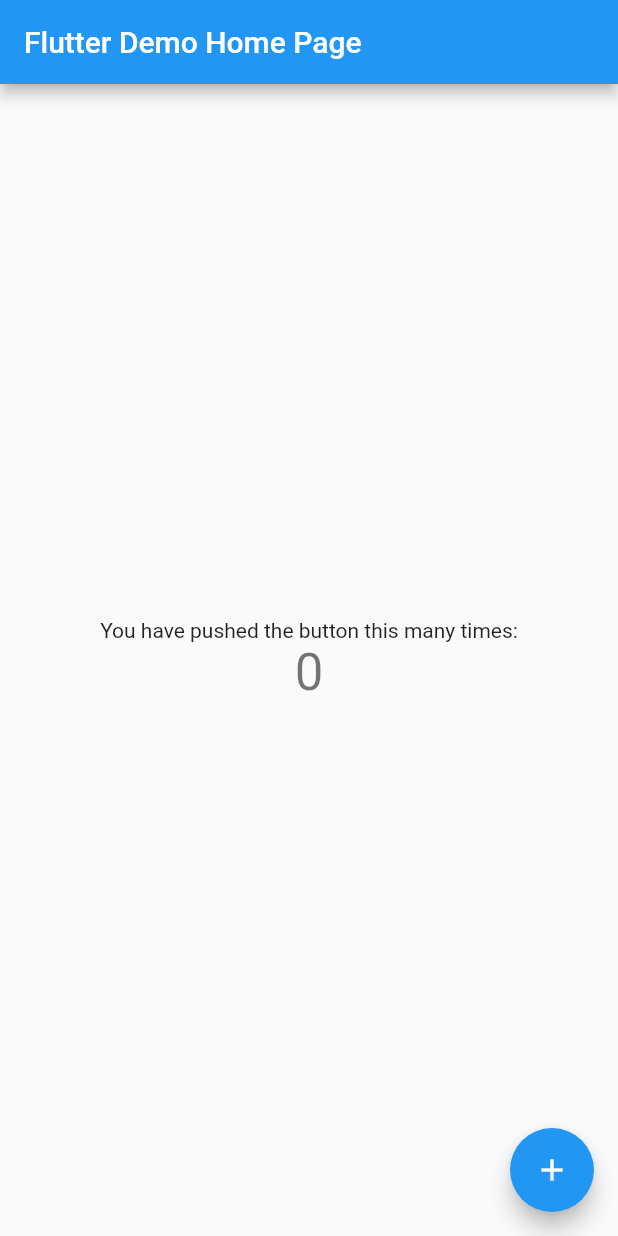
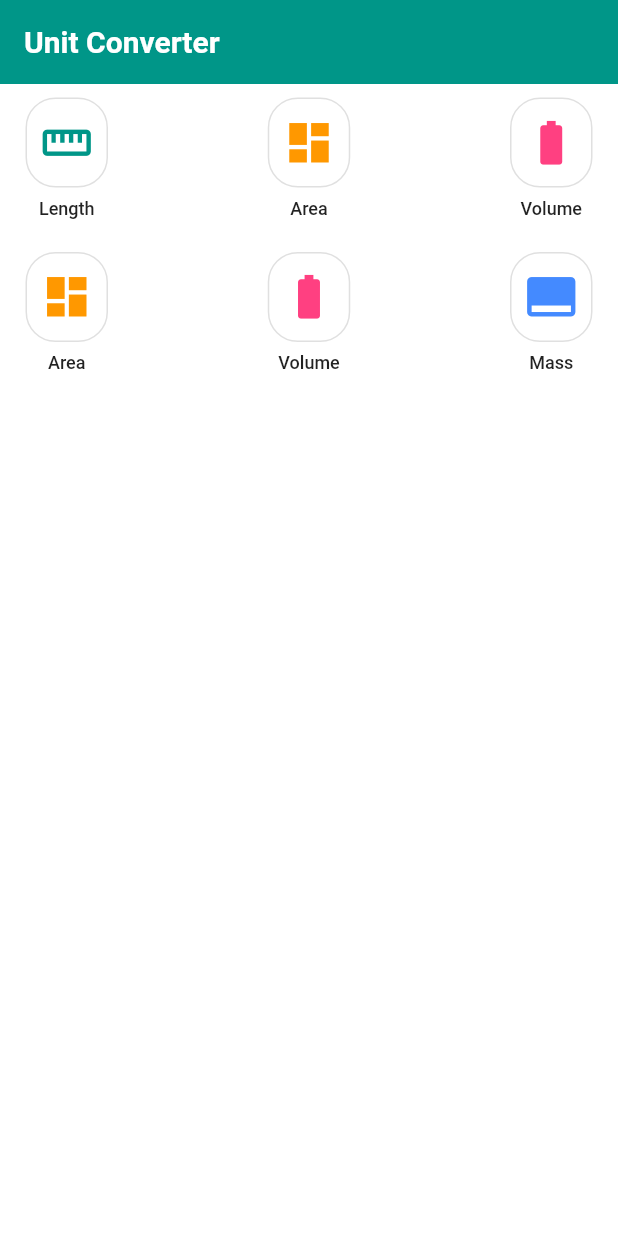
Before and after one commit to dickyboKa/Unit_Converter, a Flutter app: the screen it shows after launch, on a phone screen of 412 x 824 dp. Run offline on Flutter 3.47's test engine with Material 2 defaults, Android fonts, the phone set to English and light mode, and no system bars.

Commit message:
Make category route, and category screen

```diff
--- a/lib/category_route.dart
+++ b/lib/category_route.dart
@@ -0,0 +1,116 @@
+import 'package:flutter/material.dart';
+
+import 'package:unit_converter/category_screen.dart';
+//import 'package:task_04_navigation/unit.dart';
+
+final _categoryColor = Colors.white;
+final _appBarColor = Colors.teal;
+
+class CategoryRoute extends StatelessWidget {
+  const CategoryRoute();
+
+  static const _categoryNames = <String>[
+    'Length',
+    'Area',
+    'Volume',
+    'Mass',
+    'Time',
+    'Digital Storage',
+    'Energy',
+    'Currency',
+  ];
+
+  static const _iconLocation = <IconData>[
+    Icons.straighten,
+    Icons.dashboard,
+    Icons.battery_full,
+    Icons.call_to_action,
+    Icons.access_time,
+    Icons.sd_card,
+    Icons.flash_on,
+    Icons.attach_money,
+  ];
+
+  static const _baseColors = <Color>[
+    Colors.teal,
+    Colors.orange,
+    Colors.pinkAccent,
+    Colors.blueAccent,
+    Colors.yellow,
+    Colors.greenAccent,
+    Colors.purpleAccent,
+    Colors.red,
+  ];
+
+  Widget _buildCategoryRowWidgets(List<Widget> categories, int i) {
+    int index = i % 3;
+    return Container(
+        padding: EdgeInsets.all(4.0),
+        child: Row(
+          mainAxisAlignment: MainAxisAlignment.spaceBetween,
+          children: <Widget>[
+            categories[i],
+            categories[i + 1],
+            categories[i + 2],
+          ],
+        ));
+  }
+
+  Widget _buildCategoryWidgets(List<Widget> categories) {
+    return ListView.builder(
+      itemCount: (categories.length / 3).toInt(),
+      itemBuilder: (BuildContext context, int index) {
+        return _buildCategoryRowWidgets(categories, index);
+      },
+    );
+  }
+
+  /// Returns a list of mock [Unit]s.
+  //List<Unit> _retrieveUnitList(String categoryName) {
+  //  return List.generate(10, (int i) {
+  //    i += 1;
+  //    return Unit(
+  //      name: '$categoryName Unit $i',
+  //      conversion: i.toDouble(),
+  //    );
+  //  });
+  //}
+
+  @override
+  Widget build(BuildContext context) {
+    final categories = <Category>[];
+
+    for (var i = 0; i < _categoryNames.length; i++) {
+      categories.add(Category(
+        name: _categoryNames[i],
+        color: _baseColors[i],
+        iconLocation: _iconLocation[i],
+        //units: _retrieveUnitList(_categoryNames[i]),
+      ));
+    }
+    print((categories.length / 3).round());
+    final listView = Container(
+      color: _categoryColor,
+      padding: EdgeInsets.symmetric(horizontal: 8.0),
+      child: _buildCategoryWidgets(categories),
+    );
+
+    final appBar = AppBar(
+      elevation: 0.0,
+      title: Text(
+        'Unit Converter',
+        style: TextStyle(
+          color: Colors.white,
+          fontSize: 20.0,
+          fontWeight: FontWeight.bold,
+        ),
+      ),
+      backgroundColor: _appBarColor,
+    );
+
+    return Scaffold(
+      appBar: appBar,
+      body: listView,
+    );
+  }
+}
--- /dev/null
+++ b/lib/category_screen.dart
@@ -0,0 +1,97 @@
+import 'package:flutter/material.dart';
+import 'package:meta/meta.dart';
+
+final _rowHeight = 100.0;
+final _rowWidth = 90.0;
+final _borderRadius = BorderRadius.circular(_rowHeight / 2);
+
+class Category extends StatelessWidget {
+  final String name;
+  final ColorSwatch color;
+  final IconData iconLocation;
+  //final List<Unit> units;
+
+  /// Creates a [Category].
+  ///
+  /// A [Category] saves the name of the Category (e.g. 'Length'), its color for
+  /// the UI, and the icon that represents it (e.g. a ruler).
+  // While the @required checks for whether a named parameter is passed in,
+  // it doesn't check whether the object passed in is null. We check that
+  // in the assert statement.
+  const Category({
+    Key key,
+    @required this.name,
+    @required this.color,
+    @required this.iconLocation,
+    //@required this.units,
+  })  : assert(name != null),
+        assert(color != null),
+        assert(iconLocation != null),
+        //  assert(units != null),
+        super(key: key);
+
+  /// Navigates to the [ConverterRoute].
+  void _navigateToConverter(BuildContext context) {
+    // TODO: Using the Navigator, navigate to the [ConverterRoute]
+  }
+
+  /// Builds a custom widget that shows [Category] information.
+  ///
+  /// This information includes the icon, name, and color for the [Category].
+  @override
+  // This `context` parameter describes the location of this widget in the
+  // widget tree. It can be used for obtaining Theme data from the nearest
+  // Theme ancestor in the tree. Below, we obtain the display1 text theme.
+  // See https://docs.flutter.io/flutter/material/Theme-class.html
+  Widget build(BuildContext context) {
+    return Material(
+      color: Colors.transparent,
+      child: Container(
+        height: 95.0,
+        width: 65.0,
+        child: InkWell(
+          borderRadius: _borderRadius,
+          highlightColor: color,
+          splashColor: color,
+          // We can use either the () => function() or the () { function(); }
+          // syntax.
+          // TODO: Update this onTap property to call _navigateToConverter()
+          onTap: () {
+            print('I was tapped!');
+          },
+          child: Padding(
+            padding: EdgeInsets.all(5.0),
+            child: Column(
+              children: [
+                Container(
+                  decoration: BoxDecoration(
+                      borderRadius: BorderRadius.all(Radius.circular(20.0)),
+                      border: Border.all(color: Colors.black12)),
+                  height: 60.0,
+                  width: 55.0,
+                  child: Icon(
+                    iconLocation,
+                    color: color,
+                    size: 35.0,
+                  ),
+                ),
+                Center(
+                  child: Padding(
+                      padding: EdgeInsets.only(top: 7.0),
+                      child: Text(
+                        name,
+                        textAlign: TextAlign.center,
+                        style: TextStyle(
+                            fontSize: 12.0,
+                            fontWeight: FontWeight.w500,
+                            color: Colors.black87),
+                      )),
+                ),
+              ],
+            ),
+          ),
+        ),
+      ),
+    );
+  }
+}
--- a/lib/main.dart
+++ b/lib/main.dart
@@ -1,111 +1,19 @@
 import 'package:flutter/material.dart';
 
-void main() => runApp(MyApp());
+// More details at http://dart-lang.github.io/linter/lints/avoid_relative_lib_imports.html
+import 'package:unit_converter/category_route.dart';
 
-class MyApp extends StatelessWidget {
-  // This widget is the root of your application.
+void main() {
+  runApp(UnitConverterApp());
+}
+
+class UnitConverterApp extends StatelessWidget {
   @override
   Widget build(BuildContext context) {
     return MaterialApp(
-      title: 'Flutter Demo',
-      theme: ThemeData(
-        // This is the theme of your application.
-        //
-        // Try running your application with "flutter run". You'll see the
-        // application has a blue toolbar. Then, without quitting the app, try
-        // changing the primarySwatch below to Colors.green and then invoke
-        // "hot reload" (press "r" in the console where you ran "flutter run",
-        // or simply save your changes to "hot reload" in a Flutter IDE).
-        // Notice that the counter didn't reset back to zero; the application
-        // is not restarted.
-        primarySwatch: Colors.blue,
-      ),
-      home: MyHomePage(title: 'Flutter Demo Home Page'),
+      debugShowCheckedModeBanner: false,
+      title: 'Unit Converter',
+      home: CategoryRoute(),
     );
   }
 }
-
-class MyHomePage extends StatefulWidget {
-  MyHomePage({Key key, this.title}) : super(key: key);
-
-  // This widget is the home page of your application. It is stateful, meaning
-  // that it has a State object (defined below) that contains fields that affect
-  // how it looks.
-
-  // This class is the configuration for the state. It holds the values (in this
-  // case the title) provided by the parent (in this case the App widget) and
-  // used by the build method of the State. Fields in a Widget subclass are
-  // always marked "final".
-
-  final String title;
-
-  @override
-  _MyHomePageState createState() => _MyHomePageState();
-}
-
-class _MyHomePageState extends State<MyHomePage> {
-  int _counter = 0;
-
-  void _incrementCounter() {
-    setState(() {
-      // This call to setState tells the Flutter framework that something has
-      // changed in this State, which causes it to rerun the build method below
-      // so that the display can reflect the updated values. If we changed
-      // _counter without calling setState(), then the build method would not be
-      // called again, and so nothing would appear to happen.
-      _counter++;
-    });
-  }
-
-  @override
-  Widget build(BuildContext context) {
-    // This method is rerun every time setState is called, for instance as done
-    // by the _incrementCounter method above.
-    //
-    // The Flutter framework has been optimized to make rerunning build methods
-    // fast, so that you can just rebuild anything that needs updating rather
-    // than having to individually change instances of widgets.
-    return Scaffold(
-      appBar: AppBar(
-        // Here we take the value from the MyHomePage object that was created by
-        // the App.build method, and use it to set our appbar title.
-        title: Text(widget.title),
-      ),
-      body: Center(
-        // Center is a layout widget. It takes a single child and positions it
-        // in the middle of the parent.
-        child: Column(
-          // Column is also layout widget. It takes a list of children and
-          // arranges them vertically. By default, it sizes itself to fit its
-          // children horizontally, and tries to be as tall as its parent.
-          //
-          // Invoke "debug painting" (press "p" in the console, choose the
-          // "Toggle Debug Paint" action from the Flutter Inspector in Android
-          // Studio, or the "Toggle Debug Paint" command in Visual Studio Code)
-          // to see the wireframe for each widget.
-          //
-          // Column has various properties to control how it sizes itself and
-          // how it positions its children. Here we use mainAxisAlignment to
-          // center the children vertically; the main axis here is the vertical
-          // axis because Columns are vertical (the cross axis would be
-          // horizontal).
-          mainAxisAlignment: MainAxisAlignment.center,
-          children: <Widget>[
-            Text(
-              'You have pushed the button this many times:',
-            ),
-            Text(
-              '$_counter',
-              style: Theme.of(context).textTheme.display1,
-            ),
-          ],
-        ),
-      ),
-      floatingActionButton: FloatingActionButton(
-        onPressed: _incrementCounter,
-        tooltip: 'Increment',
-        child: Icon(Icons.add),
-      ), // This trailing comma makes auto-formatting nicer for build methods.
-    );
-  }
-}
```
